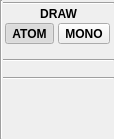
This is src/schrodinger/sketcher/ui/sketcher_side_bar.ui in schrodinger/sketcher as Qt 5 draws it before an edit. The edited form follows.
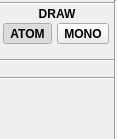
This is the edited form. Custom widgets are drawn as their Qt base class.

```diff
--- a/src/schrodinger/sketcher/ui/sketcher_side_bar.ui
+++ b/src/schrodinger/sketcher/ui/sketcher_side_bar.ui
@@ -6,7 +6,7 @@
    <rect>
     <x>0</x>
     <y>0</y>
-    <width>114</width>
+    <width>117</width>
     <height>139</height>
    </rect>
   </property>
@@ -29,13 +29,6 @@
    <property name="bottomMargin">
     <number>0</number>
    </property>
-   <item>
-    <widget class="Line" name="line">
-     <property name="orientation">
-      <enum>Qt::Vertical</enum>
-     </property>
-    </widget>
-   </item>
    <item>
     <layout class="QVBoxLayout" name="verticalLayout">
      <property name="spacing">
@@ -196,6 +189,13 @@
      </item>
     </layout>
    </item>
+   <item>
+    <widget class="Line" name="line">
+     <property name="orientation">
+      <enum>Qt::Vertical</enum>
+     </property>
+    </widget>
+   </item>
   </layout>
  </widget>
  <customwidgets>
```
